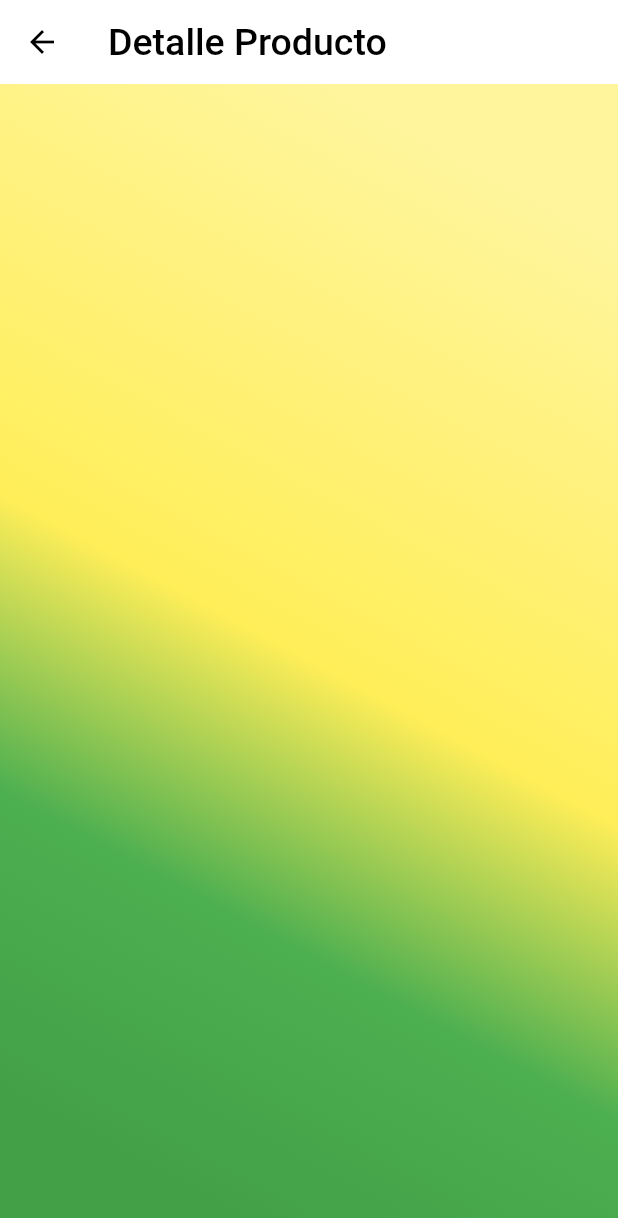
After one commit to jaimelombanag/carritoTUL, a Flutter app: the ProductPage screen opened directly, on a phone screen of 412 x 824 dp. The commit adds this screen. Shown: the top 1218 px of the screen. Run offline on Flutter 3.47's test engine with Material 2 defaults, Android fonts, the phone set to English and light mode, and no system bars; our stand-ins replace bloc, cached_network_image, cloud_firestore, firebase_core, get_it; accounts and stored records are empty.

Commit message:
pantalla detalle

```diff
--- a/tulshop/lib/src/home_page.dart
+++ b/tulshop/lib/src/home_page.dart
@@ -1,6 +1,5 @@
 import 'package:flutter/material.dart';
 import 'package:cloud_firestore/cloud_firestore.dart';
-import 'package:get_it/get_it.dart';
 import 'package:tulshop/src/widgets/lista_productos.dart';
 
 class HomePage extends StatefulWidget {
@@ -12,7 +11,7 @@ class _HomePageState extends State<HomePage> {
   final TextEditingController _nameController = TextEditingController();
   final TextEditingController _priceController = TextEditingController();
 
-  final _productss = GetIt.instance<CollectionReference>();
+
 
   //CollectionReference _productss =FirebaseFirestore.instance.collection('products');
 
@@ -64,7 +63,7 @@ class _HomePageState extends State<HomePage> {
                       fontWeight: FontWeight.bold),
                 ),
                 SizedBox(height: 20),
-                Expanded(child: ProductsList(productss: _productss)),
+                Expanded(child: ProductsList()),
               ],
             ),
           ),
--- /dev/null
+++ b/tulshop/lib/src/product_page.dart
@@ -0,0 +1,59 @@
+import 'package:flutter/material.dart';
+
+class ProductPage extends StatefulWidget {
+  @override
+  _ProductPageState createState() => _ProductPageState();
+}
+
+class _ProductPageState extends State<ProductPage> {
+  @override
+  Widget build(BuildContext context) {
+    return Scaffold(
+      appBar: AppBar(
+        elevation: 0.0,
+        backgroundColor: Color(0xFF212121).withOpacity(0.0),
+        title: Text(
+          "Detalle Producto",
+          style: TextStyle(color: Colors.black, fontSize: 25.0),
+        ),
+        leading: Builder(
+          builder: (context) => IconButton(
+            icon: Icon(
+              Icons.arrow_back_outlined,
+              color: Colors.black,
+            ),
+            onPressed: () => Navigator.of(context).pop(),
+          ),
+        ),
+      ),
+      backgroundColor: Colors.white,
+      //floatingActionButton: AddToCartButton(),
+      floatingActionButtonLocation: FloatingActionButtonLocation.centerDocked,
+      body: Container(
+        decoration: BoxDecoration(
+          gradient: LinearGradient(
+            begin: Alignment.topRight,
+            end: Alignment.bottomLeft,
+            stops: [0.1, 0.5, 0.7, 0.9],
+            colors: [
+              Colors.yellow[200],
+              Colors.yellow[400],
+              Colors.green[500],
+              Colors.green[600],
+            ],
+          ),
+        ),
+        width: double.infinity,
+        height: double.infinity,
+        child: SingleChildScrollView(
+          child: Column(
+            children: [
+              //DishHeader(),
+              //DishDetail(),
+            ],
+          ),
+        ),
+      ),
+    );
+  }
+}
```
Also changed, not shown: tulshop/lib/src/widgets/lista_productos.dart (+14 -19 lines).
